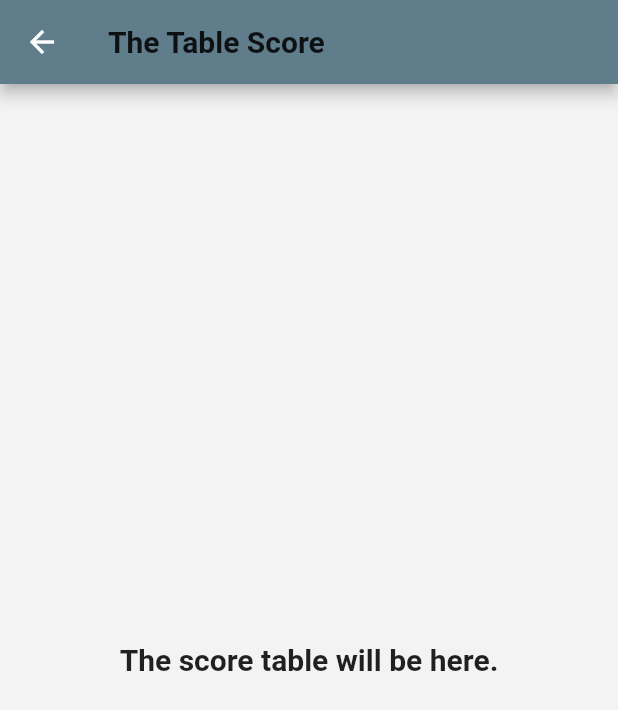
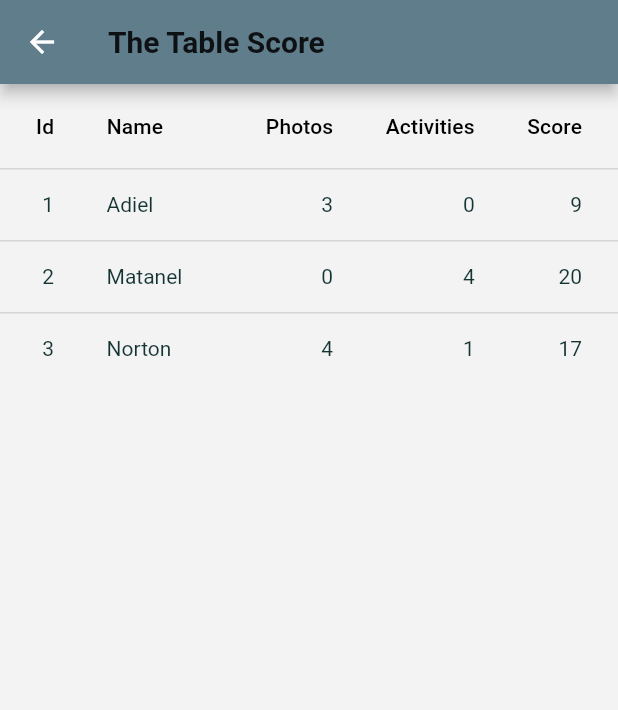
Before and after one commit to Matanel1995/Grandma_Project, a Flutter app: the TableScore screen opened by its route, on a phone screen of 412 x 824 dp. Shown: the top 710 px of the screen. Run offline on Flutter 3.47's test engine with Material 2 defaults, Android fonts, the phone set to English and light mode, and no system bars; our stand-ins replace cloud_firestore, firebase_auth, firebase_core, firebase_storage, flutter_signin_button, google_fonts and 3 more; missing offline and left inert: dart:ffi; accounts and stored records are empty; Roboto replaces fonts that are missing (Raleway, RobotoCondensed).

Commit message:
manually table score

```diff
--- a/lib/screens/table_score.dart
+++ b/lib/screens/table_score.dart
@@ -11,6 +11,17 @@ class TableScore extends StatefulWidget {
 }
 
 class _FiltersScreenState extends State<TableScore> {
+//   onSortColum(int columnIndex, bool ascending) {
+//   if (columnIndex == 0) {
+//     if (ascending) {
+//       yourDataList.sort((a, b) => a['name'].compareTo(b['name']));
+//     } else {
+//       yourDataList.sort((a, b) => b['name'].compareTo(a['name']));
+//     }
+//   }
+// }
+
+  bool sort = true;
   @override
   Widget build(BuildContext context) {
     return Scaffold(
@@ -21,12 +32,56 @@ class _FiltersScreenState extends State<TableScore> {
           ),
         ),
         // drawer: const MainDrawer(),
-      body: Center(
-        child: Text(
-          'The score table will be here.',
-          style: Theme.of(context).textTheme.titleMedium,
-        ),
-      ),
+        body: DataTable(
+          columnSpacing: 35,
+          sortColumnIndex: 4,
+          sortAscending: true,
+          columns: const [
+            DataColumn(label: Text('Id'), numeric: true),
+            DataColumn(label: Text('Name'), numeric: false),
+            DataColumn(label: Text('Photos'), numeric: true),
+            DataColumn(label: Text('Activities'), numeric: true),
+            DataColumn(
+              label: Text('Score'),
+              numeric: true,
+              // onSort: (columnIndex, ascending) {
+              //   setState(() {
+              //     sort = !sort;
+              //   });
+              //   onSortColum(columnIndex, ascending);
+              // },
+            )
+          ],
+          rows: const [
+            DataRow(cells: [
+              DataCell(Text('1')),
+              DataCell(Text('Adiel')),
+              DataCell(Text('3')),
+              DataCell(Text('0')),
+              DataCell(Text('9')),
+            ]),
+            DataRow(cells: [
+              DataCell(Text('2')),
+              DataCell(Text('Matanel')),
+              DataCell(Text('0')),
+              DataCell(Text('4')),
+              DataCell(Text('20')),
+            ]),
+            DataRow(cells: [
+              DataCell(Text('3')),
+              DataCell(Text('Norton')),
+              DataCell(Text('4')),
+              DataCell(Text('1')),
+              DataCell(Text('17')),
+            ]),
+          ],
+        )
+        // Center(
+        //   child: Text(
+        //     'The score table will be here.',
+        //     style: Theme.of(context).textTheme.titleMedium,
+        //   ),
+        // ),
         );
   }
 }
```
Lines whose indentation alone changed are shown as unchanged.
